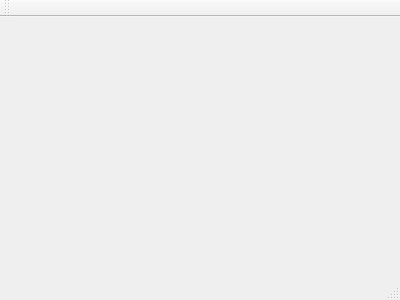
aleter/FireDrive, file firedrive/firedrive.ui: the form before one commit.
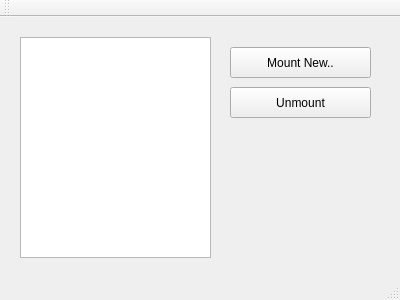
The form after the commit.

Commit message: 1st step

What changed in the file:
```diff
--- a/firedrive/firedrive.ui
+++ b/firedrive/firedrive.ui
@@ -12,13 +12,65 @@
   <property name="windowTitle" >
    <string>FireDrive</string>
   </property>
-  <widget class="QMenuBar" name="menuBar" />
-  <widget class="QToolBar" name="mainToolBar" />
-  <widget class="QWidget" name="centralWidget" />
-  <widget class="QStatusBar" name="statusBar" />
+  <widget class="QWidget" name="centralWidget">
+   <widget class="QPushButton" name="pushButton">
+    <property name="geometry">
+     <rect>
+      <x>230</x>
+      <y>30</y>
+      <width>141</width>
+      <height>31</height>
+     </rect>
+    </property>
+    <property name="text">
+     <string>Mount New..</string>
+    </property>
+   </widget>
+   <widget class="QListView" name="listView">
+    <property name="geometry">
+     <rect>
+      <x>20</x>
+      <y>20</y>
+      <width>191</width>
+      <height>221</height>
+     </rect>
+    </property>
+   </widget>
+   <widget class="QPushButton" name="pushButton_2">
+    <property name="geometry">
+     <rect>
+      <x>230</x>
+      <y>70</y>
+      <width>141</width>
+      <height>31</height>
+     </rect>
+    </property>
+    <property name="text">
+     <string>Unmount</string>
+    </property>
+   </widget>
+  </widget>
+  <widget class="QMenuBar" name="menuBar">
+   <property name="geometry">
+    <rect>
+     <x>0</x>
+     <y>0</y>
+     <width>400</width>
+     <height>19</height>
+    </rect>
+   </property>
+  </widget>
+  <widget class="QToolBar" name="mainToolBar">
+   <attribute name="toolBarArea">
+    <enum>TopToolBarArea</enum>
+   </attribute>
+   <attribute name="toolBarBreak">
+    <bool>false</bool>
+   </attribute>
+  </widget>
+  <widget class="QStatusBar" name="statusBar"/>
  </widget>
- <layoutDefault spacing="6" margin="11" />
- <pixmapfunction></pixmapfunction>
+ <layoutdefault spacing="6" margin="11"/>
  <resources/>
  <connections/>
 </ui>
```
Left out of the diff: 29 changed lines with no effect on the pictures. The commit also changes 2 other files.
